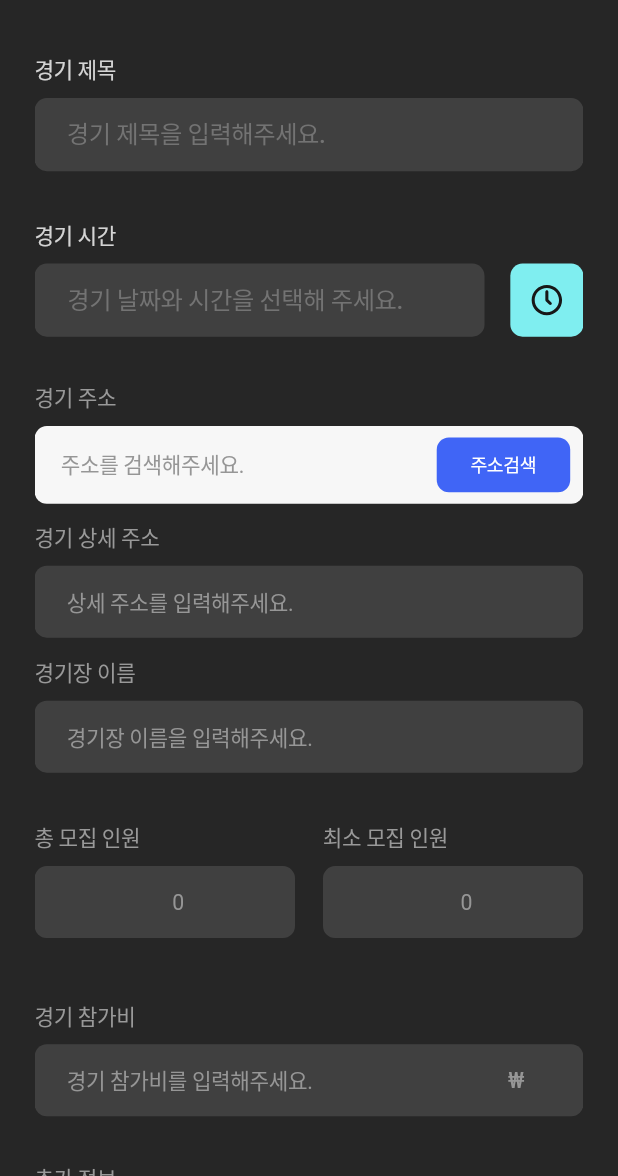
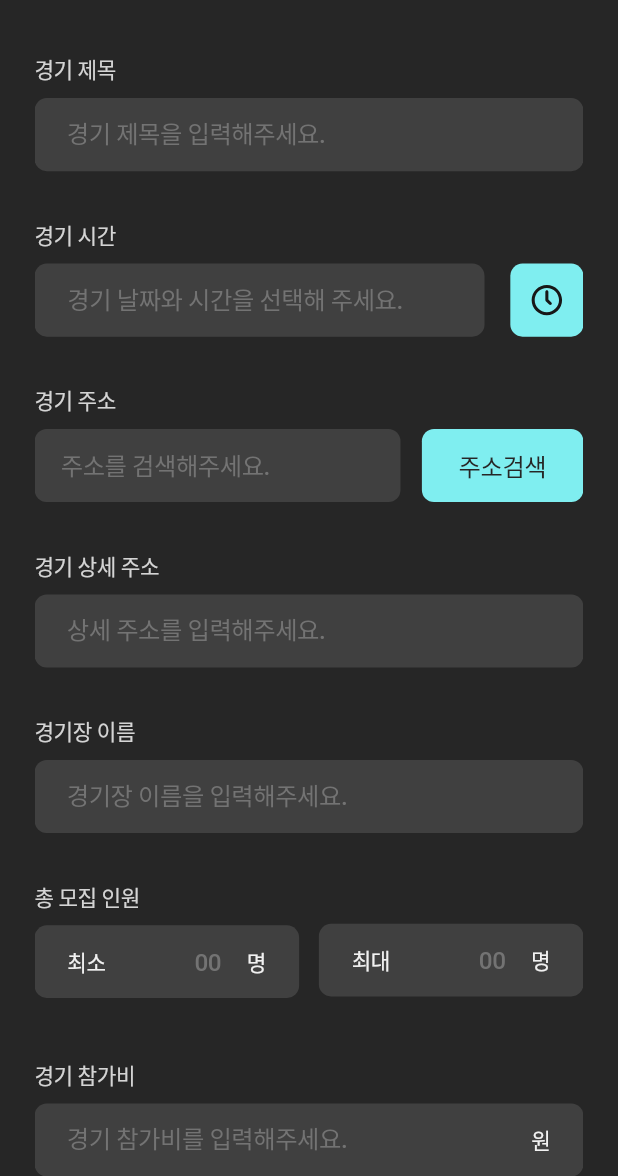
Before and after one commit to MakeItTakeIt-MITI/MITI-flutter, a Flutter app: the GameCreateScreen screen opened directly with empty values, on a phone screen of 412 x 824 dp, the part 60-1236 px from its top. Run offline on Flutter 3.47's test engine with Material 3 defaults, Android fonts, the phone set to English and light mode, and no system bars; our stand-ins replace dio, dropdown_button2, equatable, firebase_core, firebase_messaging, flutter_local_notifications and 18 more; missing offline and left inert: debounce_throttle, disable_battery_optimization, flutter_naver_map, kakao_flutter_sdk, kpostal; accounts and stored records are empty; generated files the repository leaves out were written again; Roboto replaces fonts that are missing (Pretendard); project files that could hold a hidden picture were left out.

Commit message:
chore(*): fix game create

```diff
--- a/lib/common/component/custom_text_form_field.dart
+++ b/lib/common/component/custom_text_form_field.dart
@@ -38,6 +38,7 @@ class CustomTextFormField extends StatelessWidget {
   final String? label;
   final String hintText;
   final TextInputAction? textInputAction;
+  final Widget? prefix;
   final Widget? suffixIcon;
   final bool obscureText;
   final FormFieldValidator<String>? validator;
@@ -79,6 +80,7 @@ class CustomTextFormField extends StatelessWidget {
     this.textStyle,
     this.labelTextStyle,
     this.borderColor,
+    this.prefix,
   });
 
   @override
@@ -96,7 +98,6 @@ class CustomTextFormField extends StatelessWidget {
           ),
         if (label != null) SizedBox(height: 8.h),
         SizedBox(
-
           child: TextFormField(
             initialValue: initialValue,
             focusNode: focusNode,
@@ -149,6 +150,15 @@ class CustomTextFormField extends StatelessWidget {
                   ),
               fillColor: MITIColor.gray700,
               filled: true,
+              prefixIcon: prefix == null
+                  ? null
+                  : Padding(
+                      padding: EdgeInsets.only(left: prefix == null ? 0 : 20.w),
+                      child: prefix,
+                    ),
+              prefixIconConstraints: BoxConstraints.loose(
+                Size(double.infinity, 36.h),
+              ),
               suffixIcon: Padding(
                 padding: EdgeInsets.only(right: suffixIcon == null ? 0 : 20.w),
                 child: suffixIcon,
--- a/lib/game/view/game_create_screen.dart
+++ b/lib/game/view/game_create_screen.dart
@@ -65,9 +65,7 @@ class _GameCreateScreenState extends ConsumerState<GameCreateScreen> {
 
   @override
   Widget build(BuildContext context) {
-    final bottomPadding = MediaQuery.of(context).viewInsets.bottom > 80.h
-        ? MediaQuery.of(context).viewInsets.bottom - 80.h
-        : 0.0;
+    final bottomPadding = MediaQuery.of(context).viewInsets.bottom;
     return Scaffold(
       body: NestedScrollView(
         controller: _scrollController,
@@ -83,7 +81,6 @@ class _GameCreateScreenState extends ConsumerState<GameCreateScreen> {
           padding: EdgeInsets.only(
             left: 21.w,
             right: 21.w,
-            bottom: bottomPadding,
           ),
           child: CustomScrollView(
             slivers: <Widget>[
@@ -141,15 +138,13 @@ class _GameCreateScreenState extends ConsumerState<GameCreateScreen> {
                               }
                             : () {},
                         style: TextButton.styleFrom(
-                            backgroundColor: valid
-                                ? const Color(0xFF4065F6)
-                                : const Color(0xFFE8E8E8),
+                            backgroundColor:
+                                valid ? MITIColor.primary : MITIColor.gray500,
                             fixedSize: Size(double.infinity, 48.h)),
                         child: Text(
                           '경기 생성하기',
                           style: TextStyle(
-                            color:
-                                valid ? Colors.white : const Color(0xFF969696),
+                            color: valid ? MITIColor.gray800 : MITIColor.gray50,
                           ),
                         )),
                   );
@@ -418,8 +413,6 @@ class _DatePickerSpinnerState extends State<DatePickerSpinner> {
         _dayLength, (index) => index < 9 ? "0${index + 1}" : "${index + 1}");
   }
 
-
-
   @override
   Widget build(BuildContext context) {
     return ValueListenableBuilder<String>(
@@ -664,14 +657,18 @@ class AddressComponent extends StatelessWidget {
       children: [
         Text(
           '경기 주소',
-          style: MITITextStyle.inputLabelIStyle
-              .copyWith(color: const Color(0xFF999999)),
+          style: MITITextStyle.sm.copyWith(
+            color: MITIColor.gray300,
           ),
-        SizedBox(height: 10.h),
+        ),
+        SizedBox(height: 8.h),
+        Row(
+          children: [
             Container(
-          height: 51.h,
+              height: 48.h,
+              width: 222.w,
               decoration: ShapeDecoration(
-            color: const Color(0xFFF7F7F7),
+                color: MITIColor.gray700,
                 shape: RoundedRectangleBorder(
                     borderRadius: BorderRadius.circular(8.r)),
               ),
@@ -687,16 +684,20 @@ class AddressComponent extends StatelessWidget {
                         overflow: TextOverflow.ellipsis,
                         address.isEmpty ? '주소를 검색해주세요.' : address,
                         style: address.isEmpty
-                        ? TextStyleUtil.getHintTextStyle()
-                        : TextStyleUtil.getTextStyle(),
+                            ? MITITextStyle.md
+                                .copyWith(color: MITIColor.gray500)
+                            : MITITextStyle.md
+                                .copyWith(color: MITIColor.gray100),
                       ),
                     ),
                   ),
-              Padding(
-                padding: EdgeInsets.only(right: 8.w),
-                child: SizedBox(
-                  height: 36.h,
-                  width: 81.w,
+                ],
+              ),
+            ),
+            const Spacer(),
+            SizedBox(
+              height: 48.h,
+              width: 98.w,
               child: Align(
                 alignment: Alignment.centerRight,
                 child: Consumer(
@@ -710,26 +711,24 @@ class AddressComponent extends StatelessWidget {
                             builder: (_) => KpostalView(
                               callback: (Kpostal kpostal) async {
                                 log('result  =${kpostal}');
-                                    final newCourt = court.copyWith(
-                                        address: kpostal.address);
+                                final newCourt =
+                                    court.copyWith(address: kpostal.address);
                                 ref
                                     .read(gameFormProvider.notifier)
                                     .update(court: newCourt);
-                                    final result = await ref
-                                        .read(courtListProvider.future);
+                                final result =
+                                    await ref.read(courtListProvider.future);
 
                                 if (result is ErrorModel) {
                                 } else {
                                   result as ResponseModel<
                                       PaginationModel<CourtSearchModel>>;
                                   if (context.mounted) {
-                                        if (result
-                                            .data!.page_content.isNotEmpty) {
+                                    if (result.data!.page_content.isNotEmpty) {
                                       final extra = CourtListComponent(
                                         model: result,
                                       );
-                                          context.pushNamed(
-                                              DialogPage.routeName,
+                                      context.pushNamed(DialogPage.routeName,
                                           extra: extra);
                                     }
                                   }
@@ -738,28 +737,19 @@ class AddressComponent extends StatelessWidget {
                             ),
                           ),
                         );
-                            // context.pushNamed(AddressScreen.routeName);
                       },
-                          style: TextButton.styleFrom(
-                            padding: EdgeInsets.symmetric(horizontal: 8.w),
-                            backgroundColor: const Color(0xFF4065F6),
-                          ),
                       child: Text(
                         '주소검색',
-                            style: TextStyle(
-                                fontWeight: FontWeight.w400,
-                                letterSpacing: -0.25.sp,
-                                fontSize: 12.sp,
-                                color: Colors.white),
+                        style: MITITextStyle.md.copyWith(
+                          color: MITIColor.gray800,
+                        ),
                       ),
                     );
                   },
                 ),
               ),
             ),
-              ),
           ],
-          ),
         ),
       ],
     );
@@ -806,13 +796,10 @@ class _AddressFormState extends ConsumerState<_AddressForm> {
           AddressComponent(
             court: court,
           ),
-          SizedBox(height: 12.h),
+          SizedBox(height: 32.h),
           CustomTextFormField(
             hintText: '상세 주소를 입력해주세요.',
             label: '경기 상세 주소',
-            labelTextStyle: TextStyleUtil.getLabelTextStyle(),
-            hintTextStyle: TextStyleUtil.getHintTextStyle(),
-            textStyle: TextStyleUtil.getTextStyle(),
             textEditingController: addressDetailController,
             textInputAction: TextInputAction.next,
             onChanged: (val) {
@@ -820,14 +807,11 @@ class _AddressFormState extends ConsumerState<_AddressForm> {
               ref.read(gameFormProvider.notifier).update(court: newCourt);
             },
           ),
-          SizedBox(height: 12.h),
+          SizedBox(height: 32.h),
           CustomTextFormField(
             textEditingController: nameController,
             hintText: '경기장 이름을 입력해주세요.',
             label: '경기장 이름',
-            labelTextStyle: TextStyleUtil.getLabelTextStyle(),
-            hintTextStyle: TextStyleUtil.getHintTextStyle(),
-            textStyle: TextStyleUtil.getTextStyle(),
             textInputAction: TextInputAction.next,
             onChanged: (val) {
               final newCourt = court.copyWith(name: val);
@@ -870,15 +854,49 @@ class ApplyForm extends ConsumerWidget {
             children: [
               Flexible(
                 child: CustomTextFormField(
+                  focusNode: focusNodes[1],
+                  key: formKeys[1],
+                  initialValue: initMinValue,
+                  hintText: '00',
+                  label: '총 모집 인원',
+                  textAlign: TextAlign.right,
+                  textInputAction: TextInputAction.next,
+                  keyboardType: TextInputType.number,
+                  inputFormatters: [
+                    FilteringTextInputFormatter.digitsOnly,
+                    NumberFormatter(),
+                  ],
+                  onChanged: (val) {
+                    ref
+                        .read(gameFormProvider.notifier)
+                        .update(min_invitation: val);
+                  },
+                  prefix: Text(
+                    "최소",
+                    style: MITITextStyle.sm.copyWith(
+                      color: MITIColor.gray100,
+                    ),
+                  ),
+                  suffixIcon: Padding(
+                    padding: EdgeInsets.only(left: 12.w),
+                    child: Text(
+                      "명",
+                      style: MITITextStyle.sm.copyWith(
+                        color: MITIColor.gray100,
+                      ),
+                    ),
+                  ),
+                ),
+              ),
+              SizedBox(width: 12.w),
+              Flexible(
+                child: CustomTextFormField(
                   focusNode: focusNodes[0],
                   key: formKeys[0],
                   initialValue: initMaxValue,
-                  hintText: '0',
-                  label: '총 모집 인원',
-                  labelTextStyle: TextStyleUtil.getLabelTextStyle(),
-                  hintTextStyle: TextStyleUtil.getHintTextStyle(),
-                  textStyle: TextStyleUtil.getTextStyle(),
-                  textAlign: TextAlign.center,
+                  hintText: '00',
+                  label: '',
+                  textAlign: TextAlign.right,
                   textInputAction: TextInputAction.next,
                   keyboardType: TextInputType.number,
                   inputFormatters: [
@@ -890,31 +908,21 @@ class ApplyForm extends ConsumerWidget {
                         .read(gameFormProvider.notifier)
                         .update(max_invitation: val);
                   },
+                  prefix: Text(
+                    "최대",
+                    style: MITITextStyle.sm.copyWith(
+                      color: MITIColor.gray100,
                     ),
                   ),
-              SizedBox(width: 17.w),
-              Flexible(
-                child: CustomTextFormField(
-                  focusNode: focusNodes[1],
-                  key: formKeys[1],
-                  initialValue: initMinValue,
-                  hintText: '0',
-                  label: '최소 모집 인원',
-                  labelTextStyle: TextStyleUtil.getLabelTextStyle(),
-                  hintTextStyle: TextStyleUtil.getHintTextStyle(),
-                  textStyle: TextStyleUtil.getTextStyle(),
-                  textAlign: TextAlign.center,
-                  textInputAction: TextInputAction.next,
-                  keyboardType: TextInputType.number,
-                  inputFormatters: [
-                    FilteringTextInputFormatter.digitsOnly,
-                    NumberFormatter(),
-                  ],
-                  onChanged: (val) {
-                    ref
-                        .read(gameFormProvider.notifier)
-                        .update(min_invitation: val);
-                  },
+                  suffixIcon: Padding(
+                    padding: EdgeInsets.only(left: 12.w),
+                    child: Text(
+                      "명",
+                      style: MITITextStyle.sm.copyWith(
+                        color: MITIColor.gray100,
+                      ),
+                    ),
+                  ),
                 ),
               ),
             ],
@@ -957,9 +965,6 @@ class _FeeForm extends ConsumerWidget {
         child: CustomTextFormField(
       hintText: '경기 참가비를 입력해주세요.',
       label: '경기 참가비',
-      labelTextStyle: TextStyleUtil.getLabelTextStyle(),
-      hintTextStyle: TextStyleUtil.getHintTextStyle(),
-      textStyle: TextStyleUtil.getTextStyle(),
       keyboardType: TextInputType.number,
       textInputAction: TextInputAction.next,
       inputFormatters: [
@@ -969,18 +974,11 @@ class _FeeForm extends ConsumerWidget {
       onChanged: (val) {
         ref.read(gameFormProvider.notifier).update(fee: val);
       },
-      suffixIcon: Padding(
-        padding: EdgeInsets.only(right: 16.w),
-        child: Text(
-          '₩',
+      suffixIcon: Text(
+        '원',
         textAlign: TextAlign.center,
-          style: TextStyle(
-            color: const Color(0xFF969696),
-            fontSize: 14.sp,
-            fontFamily: 'Pretendard',
-            fontWeight: FontWeight.w500,
-            letterSpacing: -0.25.sp,
-          ),
+        style: MITITextStyle.sm.copyWith(
+          color: MITIColor.gray100,
         ),
       ),
     ));
```
Lines whose indentation alone changed are shown as unchanged.
